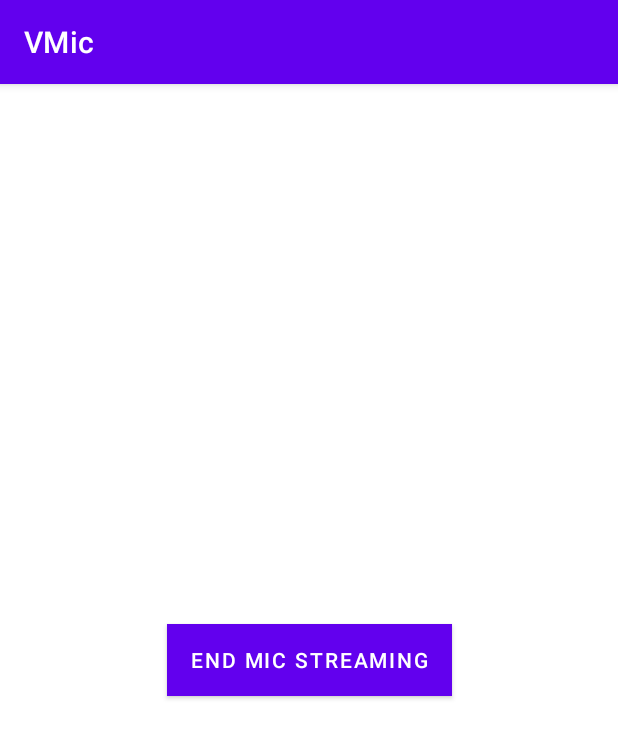
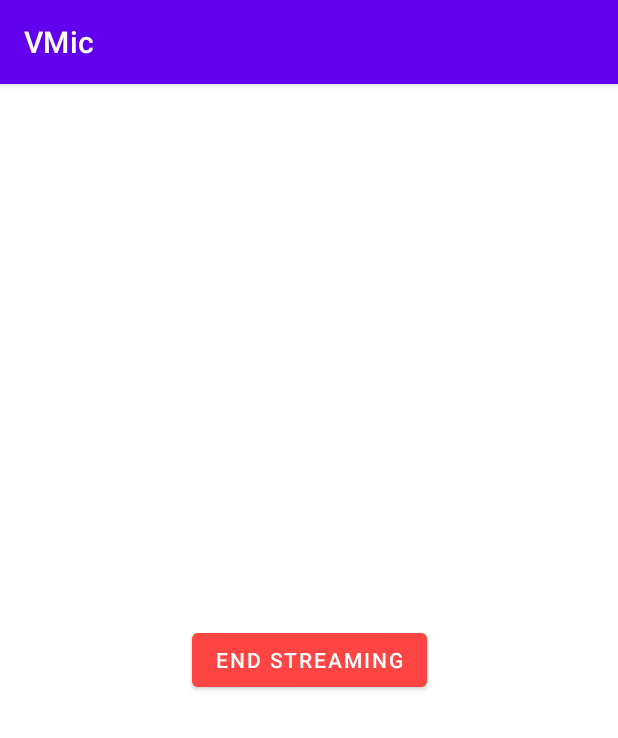
Before and after one commit to s-gv/android-vmic, an Android app: the screen it shows after launch (MainActivity), after a tap on "START STREAMING", on a phone screen of 412 x 824 dp. Shown: the top 738 px of the screen. Run offline under Robolectric (Android 15) with nearby library versions, the light colour scheme and no system bars.

Commit message:
Fixed buttons

```diff
--- a/app/src/main/java/com/sagargv/vmic/MainActivity.kt
+++ b/app/src/main/java/com/sagargv/vmic/MainActivity.kt
@@ -28,7 +28,7 @@ class MainActivity : AppCompatActivity() {
         if (!isStreaming) {
             isStreaming = true
             startStreaming()
-            b.setText("End mic streaming")
+            b.setText("End streaming")
             b.setBackgroundColor(resources.getColor(android.R.color.holo_red_light))
         }
         else {
--- a/app/src/main/res/layout/activity_main.xml
+++ b/app/src/main/res/layout/activity_main.xml
@@ -12,7 +12,7 @@
         android:layout_height="wrap_content"
         android:text="Start streaming"
         android:onClick="onMicButtonClick"
-        android:background="@android:color/holo_green_light"
+        android:backgroundTint="@android:color/holo_green_light"
         app:layout_constraintBottom_toBottomOf="parent"
         app:layout_constraintEnd_toEndOf="parent"
         app:layout_constraintStart_toStartOf="parent"
```
